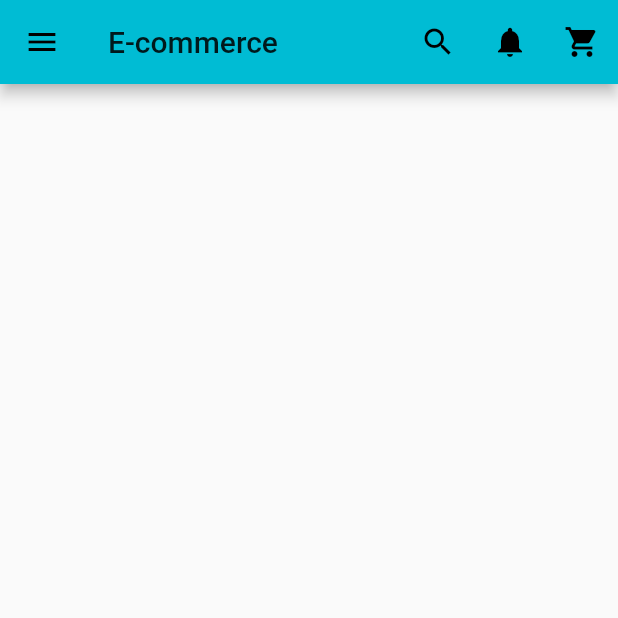
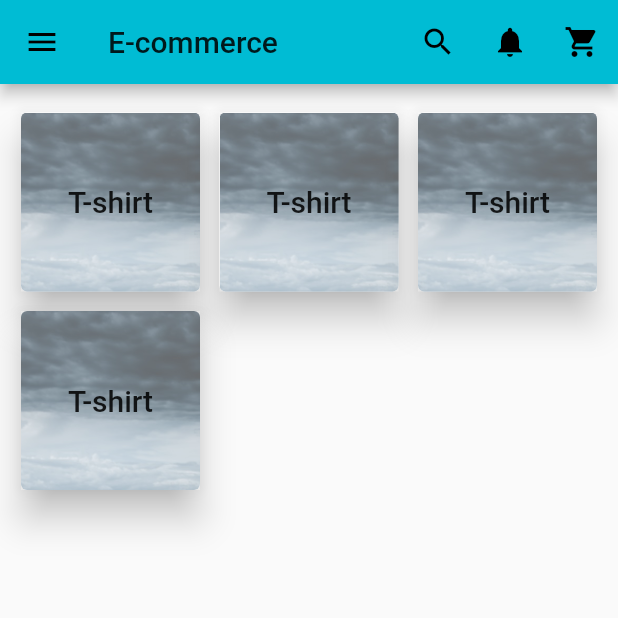
Before and after one commit to rangan-roy/ecom_app, a Flutter app: the screen it shows after launch, on a phone screen of 412 x 824 dp, the top half of it. Run offline on Flutter 3.47's test engine with Material 2 defaults, Android fonts, the phone set to English and light mode, and no system bars.

Commit message:
added category names and images to home_page.dart

```diff
--- a/lib/pages/home_page.dart
+++ b/lib/pages/home_page.dart
@@ -1,5 +1,6 @@
 import 'package:ecom_app/builders/app_bar_builder.dart';
 import 'package:ecom_app/widgets/drawer_widget.dart';
+import 'package:flutter/cupertino.dart';
 import 'package:flutter/material.dart';
 
 class HomePage extends StatefulWidget {
@@ -13,6 +14,144 @@ class _HomePageState extends State<HomePage> {
     return Scaffold(
       appBar: buildAppBar('E-commerce'),
       drawer: DrawerWidget(),
+      body: ListView(
+        children: [
+          // category names and images
+          GridView.count(
+            padding: EdgeInsets.symmetric(
+              horizontal: 10,
+              vertical: 15,
+            ),
+            // allows to use GridView() inside ListView()
+            shrinkWrap: true,
+            // makes GridView() scrollable (like a normal ListView() child) when
+            // we hold the GridView() and try to scroll
+            physics: ClampingScrollPhysics(),
+            crossAxisCount: 3,
+            mainAxisSpacing: 5,
+            crossAxisSpacing: 5,
+            children: [
+              Card(
+                elevation: 10,
+                child: Stack(
+                  children: [
+                    ClipRRect(
+                      borderRadius: BorderRadius.circular(4),
+                      child: Image.asset(
+                        'images/user_profile_cover.jpg',
+                        fit: BoxFit.cover,
+                        height: double.maxFinite,
+                        width: double.maxFinite,
+                      ),
+                    ),
+                    Positioned(
+                      child: Container(
+                        padding: EdgeInsets.all(5),
+                        alignment: Alignment.center,
+                        height: double.maxFinite,
+                        width: double.maxFinite,
+                        color: Colors.white30,
+                        child: Text(
+                          'T-shirt',
+                          style: Theme.of(context).textTheme.headline6,
+                        ),
+                      ),
+                    ),
+                  ],
+                ),
+              ),
+              Card(
+                elevation: 10,
+                child: Stack(
+                  children: [
+                    ClipRRect(
+                      borderRadius: BorderRadius.circular(4),
+                      child: Image.asset(
+                        'images/user_profile_cover.jpg',
+                        fit: BoxFit.cover,
+                        height: double.maxFinite,
+                        width: double.maxFinite,
+                      ),
+                    ),
+                    Positioned(
+                      child: Container(
+                        padding: EdgeInsets.all(5),
+                        alignment: Alignment.center,
+                        height: double.maxFinite,
+                        width: double.maxFinite,
+                        color: Colors.white30,
+                        child: Text(
+                          'T-shirt',
+                          style: Theme.of(context).textTheme.headline6,
+                        ),
+                      ),
+                    ),
+                  ],
+                ),
+              ),
+              Card(
+                elevation: 10,
+                child: Stack(
+                  children: [
+                    ClipRRect(
+                      borderRadius: BorderRadius.circular(4),
+                      child: Image.asset(
+                        'images/user_profile_cover.jpg',
+                        fit: BoxFit.cover,
+                        height: double.maxFinite,
+                        width: double.maxFinite,
+                      ),
+                    ),
+                    Positioned(
+                      child: Container(
+                        padding: EdgeInsets.all(5),
+                        alignment: Alignment.center,
+                        height: double.maxFinite,
+                        width: double.maxFinite,
+                        color: Colors.white30,
+                        child: Text(
+                          'T-shirt',
+                          style: Theme.of(context).textTheme.headline6,
+                        ),
+                      ),
+                    ),
+                  ],
+                ),
+              ),
+              Card(
+                elevation: 10,
+                child: Stack(
+                  children: [
+                    ClipRRect(
+                      borderRadius: BorderRadius.circular(4),
+                      child: Image.asset(
+                        'images/user_profile_cover.jpg',
+                        fit: BoxFit.cover,
+                        height: double.maxFinite,
+                        width: double.maxFinite,
+                      ),
+                    ),
+                    Positioned(
+                      child: Container(
+                        padding: EdgeInsets.all(5),
+                        alignment: Alignment.center,
+                        height: double.maxFinite,
+                        width: double.maxFinite,
+                        color: Colors.white30,
+                        child: Text(
+                          'T-shirt',
+                          style: Theme.of(context).textTheme.headline6,
+                        ),
+                      ),
+                    ),
+                  ],
+                ),
+              ),
+            ],
+          ),
+
+        ],
+      ),
     );
   }
 }
```
